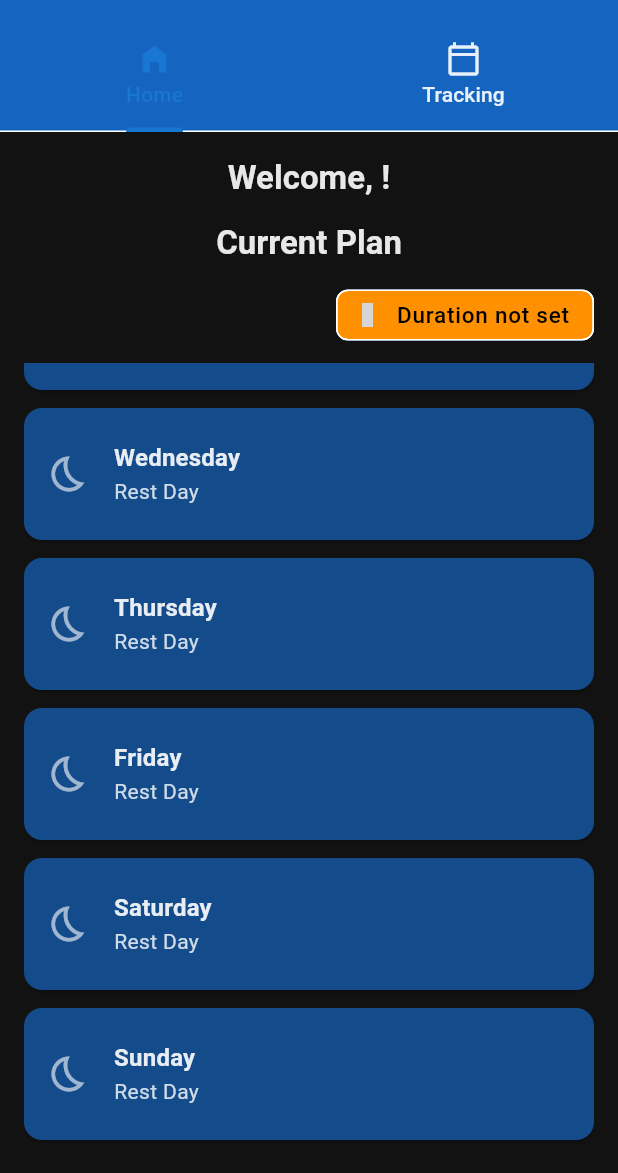
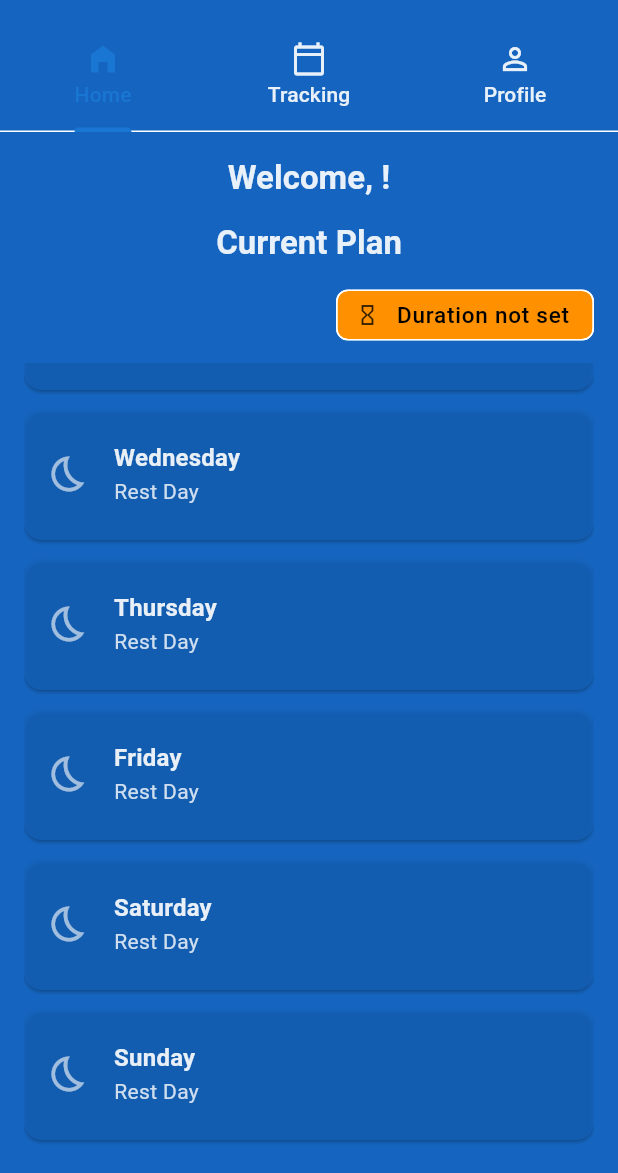
Before and after one commit to nareph/gymgenius, a Flutter app: the screen it shows once a user with an empty profile is signed in, scrolled down 176 dp, on a phone screen of 412 x 824 dp, the part 63-1236 px from its top. Run offline on Flutter 3.47's test engine with Material 3 defaults, Android fonts, the phone set to English and light mode, and no system bars; our stand-ins replace bloc, cloud_firestore, equatable, firebase_auth, firebase_core, flutter_bloc; accounts and stored records are empty; grey boxes are pictures that could not be loaded.

Commit message:
feat(ui): integrate profile tab into main dashboard

```diff
--- a/lib/screens/home_screen.dart
+++ b/lib/screens/home_screen.dart
@@ -24,7 +24,7 @@ class HomeScreen extends StatelessWidget {
         decoration: BoxDecoration(
           gradient: LinearGradient(
             colors: [
-              colorScheme.background, // Couleur de fond du thème
+              colorScheme.surface, // Couleur de fond du thème
               colorScheme.surface, // Couleur de surface du thème
             ],
             begin: Alignment.topCenter,
--- a/lib/screens/main_dashboard_screen.dart
+++ b/lib/screens/main_dashboard_screen.dart
@@ -2,6 +2,7 @@
 import 'package:firebase_auth/firebase_auth.dart';
 import 'package:flutter/material.dart';
 import 'package:gymgenius/screens/tabs/home_tab_screen.dart';
+import 'package:gymgenius/screens/tabs/profile_tab_screen.dart'; // Importez le nouvel onglet
 import 'package:gymgenius/screens/tabs/tracking_tab_screen.dart';
 
 class MainDashboardScreen extends StatefulWidget {
@@ -19,7 +20,8 @@ class _MainDashboardScreenState extends State<MainDashboardScreen>
   @override
   void initState() {
     super.initState();
-    _tabController = TabController(length: 2, vsync: this); // 2 onglets
+    _tabController =
+        TabController(length: 3, vsync: this); // 3 onglets maintenant
   }
 
   @override
@@ -53,8 +55,6 @@ class _MainDashboardScreenState extends State<MainDashboardScreen>
     final User? user = _auth.currentUser;
     final colorScheme = Theme.of(context).colorScheme;
 
-    // Redirection si l'utilisateur n'est pas connecté
-    // Ceci est critique et devrait idéalement être géré par un AuthWrapper plus haut dans l'arbre des widgets
     if (user == null) {
       WidgetsBinding.instance.addPostFrameCallback((_) {
         if (mounted) {
@@ -80,19 +80,20 @@ class _MainDashboardScreenState extends State<MainDashboardScreen>
           labelColor: colorScheme.primary,
           unselectedLabelColor: colorScheme.onSurfaceVariant,
           tabs: const [
+            Tab(icon: Icon(Icons.home_filled), text: "Home"),
+            Tab(icon: Icon(Icons.calendar_today_outlined), text: "Tracking"),
             Tab(
-                icon: Icon(Icons.home_filled),
-                text: "Home"), // Icône remplie pour l'onglet actif
-            Tab(icon: Icon(Icons.calendar_today_outlined), text: "Tracking"),
+                icon: Icon(Icons.person_outline),
+                text: "Profile"), // Nouvel onglet
           ],
         ),
       ),
       body: TabBarView(
         controller: _tabController,
         children: [
-          HomeTabScreen(user: user), // Passez l'utilisateur à l'onglet Home
-          TrackingTabScreen(
-              user: user), // Passez l'utilisateur à l'onglet Tracking
+          HomeTabScreen(user: user),
+          TrackingTabScreen(user: user),
+          ProfileTabScreen(user: user), // Contenu du nouvel onglet
         ],
       ),
     );
--- a/lib/screens/tabs/home_tab_screen.dart
+++ b/lib/screens/tabs/home_tab_screen.dart
@@ -79,27 +79,22 @@ class _HomeTabScreenState extends State<HomeTabScreen> {
     ScaffoldMessenger.of(context).showSnackBar(snackBar);
   }
 
-  // Renvoie un tuple: (texte des semaines restantes, booléen si expiré)
   (String, bool) _getRoutineStatus(WeeklyRoutine? routine) {
     if (routine == null ||
         routine.createdAt == null ||
         routine.durationInWeeks <= 0) {
-      return (
-        "Duration not set",
-        false
-      ); // Non expiré par défaut si pas de données
+      return ("Duration not set", false);
     }
     final DateTime creationDate = routine.createdAt!.toDate();
     final DateTime endDate =
         creationDate.add(Duration(days: routine.durationInWeeks * 7));
 
     if (DateTime.now().isAfter(endDate)) {
-      return ("Plan finished", true); // Expiré
+      return ("Plan finished", true);
     }
 
     final Duration difference = endDate.difference(DateTime.now());
     int weeksRemaining = (difference.inDays / 7).ceil();
-    // Assurer que les semaines restantes ne dépassent pas la durée totale ou ne soient négatives
     if (weeksRemaining > routine.durationInWeeks)
       weeksRemaining = routine.durationInWeeks;
     if (weeksRemaining < 0) weeksRemaining = 0;
@@ -107,7 +102,7 @@ class _HomeTabScreenState extends State<HomeTabScreen> {
     return (
       "$weeksRemaining week${weeksRemaining == 1 ? '' : 's'} remaining",
       false
-    ); // Non expiré
+    );
   }
 
   @override
@@ -168,15 +163,14 @@ class _HomeTabScreenState extends State<HomeTabScreen> {
 
                   WeeklyRoutine? routine;
                   bool noRoutineExists = true;
-                  bool isRoutineExpired = false; // Initialisation
+                  bool isRoutineExpired = false;
                   String routineStatusText = "N/A";
 
                   if (snapshot.data != null && snapshot.data!.exists) {
                     noRoutineExists = false;
                     try {
                       routine = WeeklyRoutine.fromFirestore(snapshot.data!);
-                      final status = _getRoutineStatus(
-                          routine); // Utilise la nouvelle fonction
+                      final status = _getRoutineStatus(routine);
                       routineStatusText = status.$1;
                       isRoutineExpired = status.$2;
                     } catch (e) {
@@ -187,13 +181,12 @@ class _HomeTabScreenState extends State<HomeTabScreen> {
                     }
                   }
 
-                  // --- AFFICHAGE BASÉ SUR L'ÉTAT DE LA ROUTINE ---
                   if (noRoutineExists || isRoutineExpired) {
                     String title = isRoutineExpired
                         ? "Routine Expired"
                         : "No Active Routine";
                     String message = isRoutineExpired
-                        ? "Your previous plan has finished after ${routine?.durationInWeeks ?? 0} weeks. Time for a new one!" // Affiche la durée si routine n'est pas null
+                        ? "Your previous plan has finished after ${routine?.durationInWeeks ?? 0} weeks. Time for a new one!"
                         : "Let's generate your personalized AI fitness plan!";
                     String buttonText = isRoutineExpired
                         ? "Generate New Plan"
@@ -217,12 +210,9 @@ class _HomeTabScreenState extends State<HomeTabScreen> {
                           ),
                         Expanded(
                           child: Card(
-                              elevation: isRoutineExpired
-                                  ? 4
-                                  : 2, // Plus d'emphase si expirée
+                              elevation: isRoutineExpired ? 4 : 2,
                               color: isRoutineExpired
-                                  ? colorScheme.errorContainer.withOpacity(
-                                      0.3) // Couleur d'avertissement léger
+                                  ? colorScheme.errorContainer.withOpacity(0.3)
                                   : colorScheme.surface.withOpacity(0.8),
                               shape: RoundedRectangleBorder(
                                 borderRadius: BorderRadius.circular(15.0),
@@ -270,10 +260,8 @@ class _HomeTabScreenState extends State<HomeTabScreen> {
                                               : Icons.auto_awesome)),
                                       label: _isGeneratingRoutine
                                           ? const SizedBox(
-                                              // Utilise le label pour l'indicateur pour garder la taille du bouton
                                               height: 20,
-                                              width:
-                                                  90, // Approx. la largeur du texte
+                                              width: 90,
                                               child: Center(
                                                   child: SizedBox(
                                                       width: 20,
@@ -294,7 +282,7 @@ class _HomeTabScreenState extends State<HomeTabScreen> {
                                               foregroundColor:
                                                   colorScheme.onError,
                                             )
-                                          : null, // Style par défaut sinon
+                                          : null,
                                     )
                                   ],
                                 ),
@@ -302,9 +290,7 @@ class _HomeTabScreenState extends State<HomeTabScreen> {
                         ),
                       ],
                     );
-                  }
-                  // Routine existe et n'est pas expirée
-                  else if (routine != null) {
+                  } else if (routine != null) {
                     return Column(
                       crossAxisAlignment: CrossAxisAlignment.start,
                       children: [
@@ -325,7 +311,8 @@ class _HomeTabScreenState extends State<HomeTabScreen> {
                               ),
                               const SizedBox(width: 8),
                               Chip(
-                                avatar: Icon(Icons.timer_sand_empty,
+                                // ***** CORRECTION APPLIQUÉE ICI *****
+                                avatar: Icon(Icons.hourglass_empty_outlined,
                                     size: 16,
                                     color: colorScheme.onSecondaryContainer
                                         .withOpacity(0.8)),
@@ -335,8 +322,7 @@ class _HomeTabScreenState extends State<HomeTabScreen> {
                                             colorScheme.onSecondaryContainer)),
                                 backgroundColor: colorScheme.secondaryContainer,
                                 padding: const EdgeInsets.symmetric(
-                                    horizontal: 8,
-                                    vertical: 4), // Un peu plus de padding
+                                    horizontal: 8, vertical: 4),
                               ),
                             ],
                           ),
--- a/lib/screens/tabs/tracking_tab_screen.dart
+++ b/lib/screens/tabs/tracking_tab_screen.dart
@@ -42,7 +42,7 @@ class TrackingTabScreen extends StatelessWidget {
                 // backgroundColor: colorScheme.secondaryContainer,
                 // foregroundColor: colorScheme.onSecondaryContainer,
                 disabledBackgroundColor:
-                    colorScheme.surfaceVariant.withOpacity(0.5),
+                    colorScheme.surfaceContainerHighest.withOpacity(0.5),
                 disabledForegroundColor:
                     colorScheme.onSurfaceVariant.withOpacity(0.7),
               ),
--- a/lib/theme/app_theme.dart
+++ b/lib/theme/app_theme.dart
@@ -92,7 +92,7 @@ class AppTheme {
       colorScheme: colorScheme,
       textTheme: textTheme, // Applique le TextTheme ajusté
       fontFamily: null,
-      scaffoldBackgroundColor: colorScheme.background,
+      scaffoldBackgroundColor: colorScheme.surface,
       appBarTheme: appBarTheme,
       elevatedButtonTheme:
           elevatedButtonTheme, // Applique le ElevatedButtonTheme mis à jour
--- a/pubspec.yaml
+++ b/pubspec.yaml
@@ -14,20 +14,16 @@ dependencies:
   equatable: ^2.0.5
   page_indicator: ^0.4.1 # Pour les indicateurs de progression
   cloud_firestore: ^5.6.7
+  intl: ^0.20.2
 
 dev_dependencies:
   flutter_test:
     sdk: flutter
 
-# --- AJOUTEZ CETTE SECTION ---
 flutter:
-  # La ligne suivante est cruciale pour que les icônes Material fonctionnent.
-  # Assurez-vous que l'indentation (deux espaces) est correcte.
   uses-material-design: true
 
   # Ajoutez cette section pour les images et les polices
-  assets:
-    - assets/gifs/
   #   - assets/images/ # Exemple : déclare tout un dossier d'images
   #   - assets/icons/ # Exemple : déclare un dossier d'icônes
   #   - assets/logo.png # Exemple : déclare un fichier spécifique
```
Also changed, not shown: lib/screens/tabs/profile_tab_screen.dart (added, +255 -0 lines), pubspec.lock.
